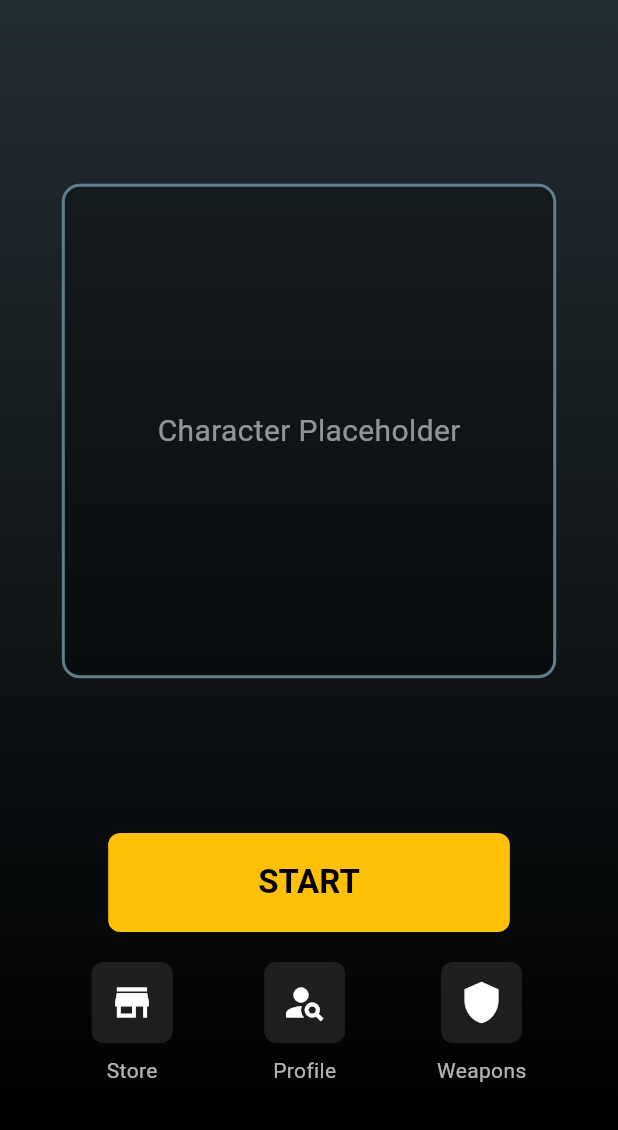
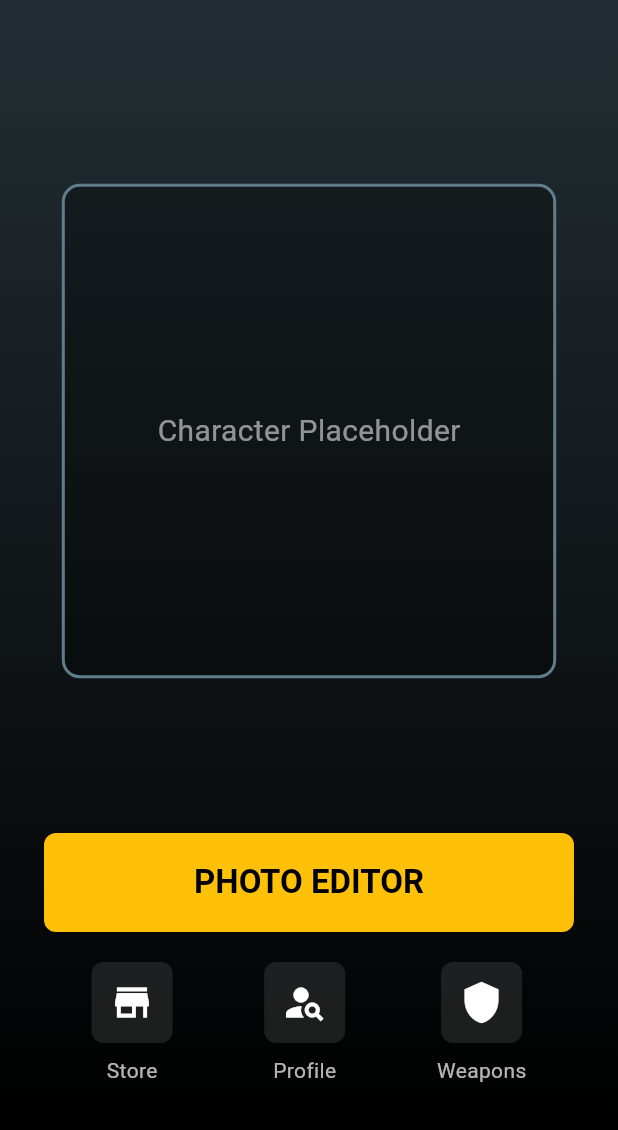
Before and after one commit to could-ai/019a1f36-93ac-702d-892a-06aab818cf49, a Flutter app: the screen it shows after launch, on a phone screen of 412 x 824 dp, the part 106-1236 px from its top. Run offline on Flutter 3.47's test engine with Material 3 defaults, Android fonts, the phone set to English and light mode, and no system bars; our stand-ins replace flutter_colorpicker, image_picker.

Commit message:
Menambahkan dependencies yang diperlukan untuk editing foto termasuk image_picker untuk mengambil foto dari galeri atau kamera, path_provider untuk manajemen file, image untuk manipulasi gambar, dan flutter_colorpicker untuk memilih warna. Juga menambahkan folder assets/images/ untuk menyimpan gambar.; Memperbarui main.dart untuk mengatur orientasi layar ke portrait dan menambah tema yang lebih konsisten. Juga memisahkan GameLobbyScreen ke file terpisah untuk struktur kode yang lebih baik.; Memisahkan GameLobbyScreen ke file terpisah dan mengubah tombol START menjadi PHOTO EDITOR yang akan mengarahkan ke layar editor foto. Menambahkan navigasi ke PhotoEditorScreen dan membuat tombol menu dapat diklik dengan callback function.; Membuat layar PhotoEditorScreen yang lengkap dengan berbagai fitur editing foto termasuk: 1) Kemampuan mengambil foto dari galeri atau kamera, 2) Filter real-time (Black & White, Sepia, Vintage), 3) Kontrol brightness, contrast, dan saturation dengan slider, 4) UI yang konsisten dengan tema game, 5) Tombol reset untuk mengembalikan semua filter, 6) Preview real-time dari semua perubahan yang diterapkan. Layar ini menggunakan ColorFilter matrix untuk manipulasi warna dan efek visual.

```diff
--- a/usr/lib/main.dart
+++ b/usr/lib/main.dart
@@ -1,5 +1,6 @@
-
 import 'package:flutter/material.dart';
+import 'package:flutter/services.dart';
+import 'screens/game_lobby_screen.dart';
 
 void main() {
   runApp(const MyApp());
@@ -10,141 +11,23 @@ class MyApp extends StatelessWidget {
 
   @override
   Widget build(BuildContext context) {
+    SystemChrome.setPreferredOrientations([
+      DeviceOrientation.portraitUp,
+      DeviceOrientation.portraitDown,
+    ]);
+
     return MaterialApp(
       title: 'Flutter Fire',
       debugShowCheckedModeBanner: false,
       theme: ThemeData.dark().copyWith(
         scaffoldBackgroundColor: const Color(0xFF101010),
+        primarySwatch: Colors.orange,
+        appBarTheme: const AppBarTheme(
+          backgroundColor: Color(0xFF1a1a1a),
+          elevation: 0,
+        ),
       ),
       home: const GameLobbyScreen(),
     );
   }
 }
-
-class GameLobbyScreen extends StatelessWidget {
-  const GameLobbyScreen({super.key});
-
-  @override
-  Widget build(BuildContext context) {
-    return Scaffold(
-      body: Container(
-        decoration: BoxDecoration(
-          gradient: LinearGradient(
-            begin: Alignment.topCenter,
-            end: Alignment.bottomCenter,
-            colors: [
-              Colors.blueGrey[900]!,
-              Colors.black,
-            ],
-          ),
-        ),
-        child: SafeArea(
-          child: Column(
-            mainAxisAlignment: MainAxisAlignment.spaceBetween,
-            children: <Widget>[
-              // Header
-              Padding(
-                padding: const EdgeInsets.symmetric(vertical: 20.0, horizontal: 16.0),
-                child: Row(
-                  mainAxisAlignment: MainAxisAlignment.spaceBetween,
-                  children: [
-                    const CircleAvatar(
-                      radius: 25,
-                      backgroundColor: Colors.white24,
-                      child: Icon(Icons.person, size: 30, color: Colors.white),
-                    ),
-                    const Text(
-                      'FLUTTER FIRE',
-                      style: TextStyle(
-                        fontSize: 28,
-                        fontWeight: FontWeight.bold,
-                        color: Colors.white,
-                        letterSpacing: 2.0,
-                      ),
-                    ),
-                    IconButton(
-                      icon: const Icon(Icons.settings, color: Colors.white, size: 30),
-                      onPressed: () {
-                        // Settings action
-                      },
-                    ),
-                  ],
-                ),
-              ),
-
-              // Character/Banner Placeholder
-              Expanded(
-                child: Center(
-                  child: Container(
-                    width: MediaQuery.of(context).size.width * 0.8,
-                    height: MediaQuery.of(context).size.height * 0.4,
-                    decoration: BoxDecoration(
-                      border: Border.all(color: Colors.blueGrey, width: 2),
-                      borderRadius: BorderRadius.circular(12),
-                      color: Colors.black.withOpacity(0.3),
-                    ),
-                    child: const Center(
-                      child: Text(
-                        'Character Placeholder',
-                        style: TextStyle(color: Colors.white54, fontSize: 20),
-                      ),
-                    ),
-                  ),
-                ),
-              ),
-
-              // Action Buttons
-              Padding(
-                padding: const EdgeInsets.only(bottom: 30.0),
-                child: Column(
-                  children: [
-                    ElevatedButton(
-                      style: ElevatedButton.styleFrom(
-                        backgroundColor: Colors.amber,
-                        padding: const EdgeInsets.symmetric(horizontal: 100, vertical: 20),
-                        textStyle: const TextStyle(fontSize: 22, fontWeight: FontWeight.bold),
-                        shape: RoundedRectangleBorder(
-                          borderRadius: BorderRadius.circular(8),
-                        ),
-                      ),
-                      onPressed: () {
-                        // Start game action
-                      },
-                      child: const Text('START', style: TextStyle(color: Colors.black)),
-                    ),
-                    const SizedBox(height: 20),
-                    Row(
-                      mainAxisAlignment: MainAxisAlignment.spaceEvenly,
-                      children: [
-                        _buildMenuButton('Store', Icons.store),
-                        _buildMenuButton('Profile', Icons.person_search),
-                        _buildMenuButton('Weapons', Icons.shield),
-                      ],
-                    )
-                  ],
-                ),
-              ),
-            ],
-          ),
-        ),
-      ),
-    );
-  }
-
-  Widget _buildMenuButton(String title, IconData icon) {
-    return Column(
-      children: [
-        Container(
-          padding: const EdgeInsets.all(12),
-          decoration: BoxDecoration(
-            color: Colors.white.withOpacity(0.1),
-            borderRadius: BorderRadius.circular(8),
-          ),
-          child: Icon(icon, color: Colors.white, size: 30),
-        ),
-        const SizedBox(height: 8),
-        Text(title, style: const TextStyle(color: Colors.white70)),
-      ],
-    );
-  }
-}
--- /dev/null
+++ b/usr/lib/screens/game_lobby_screen.dart
@@ -0,0 +1,144 @@
+import 'package:flutter/material.dart';
+import 'photo_editor_screen.dart';
+
+class GameLobbyScreen extends StatelessWidget {
+  const GameLobbyScreen({super.key});
+
+  @override
+  Widget build(BuildContext context) {
+    return Scaffold(
+      body: Container(
+        decoration: BoxDecoration(
+          gradient: LinearGradient(
+            begin: Alignment.topCenter,
+            end: Alignment.bottomCenter,
+            colors: [
+              Colors.blueGrey[900]!,
+              Colors.black,
+            ],
+          ),
+        ),
+        child: SafeArea(
+          child: Column(
+            mainAxisAlignment: MainAxisAlignment.spaceBetween,
+            children: <Widget>[
+              // Header
+              Padding(
+                padding: const EdgeInsets.symmetric(vertical: 20.0, horizontal: 16.0),
+                child: Row(
+                  mainAxisAlignment: MainAxisAlignment.spaceBetween,
+                  children: [
+                    const CircleAvatar(
+                      radius: 25,
+                      backgroundColor: Colors.white24,
+                      child: Icon(Icons.person, size: 30, color: Colors.white),
+                    ),
+                    const Text(
+                      'FLUTTER FIRE',
+                      style: TextStyle(
+                        fontSize: 28,
+                        fontWeight: FontWeight.bold,
+                        color: Colors.white,
+                        letterSpacing: 2.0,
+                      ),
+                    ),
+                    IconButton(
+                      icon: const Icon(Icons.settings, color: Colors.white, size: 30),
+                      onPressed: () {
+                        // Settings action
+                      },
+                    ),
+                  ],
+                ),
+              ),
+
+              // Character/Banner Placeholder
+              Expanded(
+                child: Center(
+                  child: Container(
+                    width: MediaQuery.of(context).size.width * 0.8,
+                    height: MediaQuery.of(context).size.height * 0.4,
+                    decoration: BoxDecoration(
+                      border: Border.all(color: Colors.blueGrey, width: 2),
+                      borderRadius: BorderRadius.circular(12),
+                      color: Colors.black.withOpacity(0.3),
+                    ),
+                    child: const Center(
+                      child: Text(
+                        'Character Placeholder',
+                        style: TextStyle(color: Colors.white54, fontSize: 20),
+                      ),
+                    ),
+                  ),
+                ),
+              ),
+
+              // Action Buttons
+              Padding(
+                padding: const EdgeInsets.only(bottom: 30.0),
+                child: Column(
+                  children: [
+                    ElevatedButton(
+                      style: ElevatedButton.styleFrom(
+                        backgroundColor: Colors.amber,
+                        padding: const EdgeInsets.symmetric(horizontal: 100, vertical: 20),
+                        textStyle: const TextStyle(fontSize: 22, fontWeight: FontWeight.bold),
+                        shape: RoundedRectangleBorder(
+                          borderRadius: BorderRadius.circular(8),
+                        ),
+                      ),
+                      onPressed: () {
+                        Navigator.push(
+                          context,
+                          MaterialPageRoute(
+                            builder: (context) => const PhotoEditorScreen(),
+                          ),
+                        );
+                      },
+                      child: const Text('PHOTO EDITOR', style: TextStyle(color: Colors.black)),
+                    ),
+                    const SizedBox(height: 20),
+                    Row(
+                      mainAxisAlignment: MainAxisAlignment.spaceEvenly,
+                      children: [
+                        _buildMenuButton('Store', Icons.store, () {
+                          // Navigate to store
+                        }),
+                        _buildMenuButton('Profile', Icons.person_search, () {
+                          // Navigate to profile
+                        }),
+                        _buildMenuButton('Weapons', Icons.shield, () {
+                          // Navigate to weapons
+                        }),
+                      ],
+                    )
+                  ],
+                ),
+              ),
+            ],
+          ),
+        ),
+      ),
+    );
+  }
+
+  Widget _buildMenuButton(String title, IconData icon, VoidCallback onPressed) {
+    return GestureDetector(
+      onTap: onPressed,
+      child: Column(
+        children: [
+          Container(
+            padding: const EdgeInsets.all(12),
+            decoration: BoxDecoration(
+              color: Colors.white.withOpacity(0.1),
+              borderRadius: BorderRadius.circular(8),
+            ),
+            child: Icon(icon, color: Colors.white, size: 30),
+          ),
+          const SizedBox(height: 8),
+          Text(title, style: const TextStyle(color: Colors.white70)),
+        ],
+      ),
+    );
+  }
+}
```
Also changed, not shown: usr/lib/screens/photo_editor_screen.dart (added, +370 -0 lines), usr/pubspec.yaml (+6 -3 lines).
